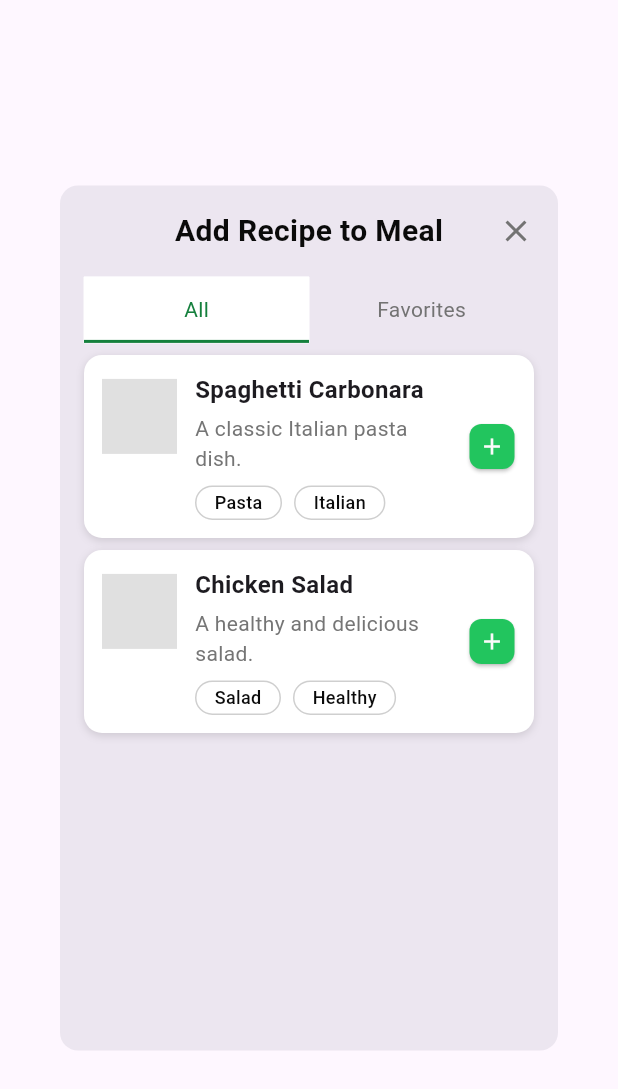
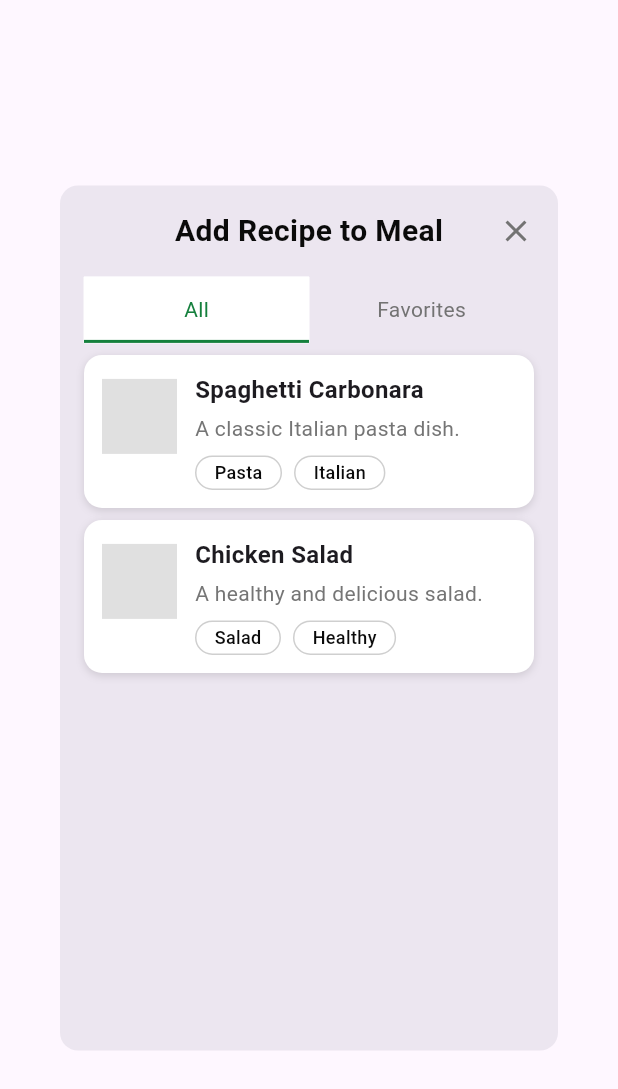
Before and after one commit to Nghia260104/pantrypal, a Flutter app: the AddRecipeToMealModal widget shown alone on an empty page, opened directly, on a phone screen of 412 x 824 dp. Shown: the top 1089 px of the screen. Run offline on Flutter 3.47's test engine with Material 3 defaults, Android fonts, the phone set to English and light mode, and no system bars; our stand-ins replace get, hive_ce, hive_ce_flutter, image_picker; accounts and stored records are empty; generated files the repository leaves out were written again.

Commit message:
Fix items in AddRecipeToMealModal

```diff
--- a/lib/screens/meal/add_recipe_to_meal_modal.dart
+++ b/lib/screens/meal/add_recipe_to_meal_modal.dart
@@ -216,7 +216,12 @@ class AddRecipeToMealModal extends StatelessWidget {
                       separatorBuilder: (_, __) => SizedBox(height: 8),
                       itemBuilder: (context, index) {
                         final recipe = controller.recipes[index];
-                        return Container(
+                        return GestureDetector(
+                          onTap: () {
+                            controller.addRecipeToMeal(recipe);
+                            // Get.back(); // Close modal after adding
+                          },
+                          child: Container(
                             padding: EdgeInsets.only(left: 12, right: 4, top: 12, bottom: 12),
                             decoration: BoxDecoration(
                               color: Colors.white,
@@ -229,10 +234,6 @@ class AddRecipeToMealModal extends StatelessWidget {
                                 ),
                               ],
                             ),
-                          child: Row(
-                            crossAxisAlignment: CrossAxisAlignment.center,
-                            children: [
-                              Expanded(
                             child: Row(
                               crossAxisAlignment: CrossAxisAlignment.start,
                               children: [
@@ -249,7 +250,7 @@ class AddRecipeToMealModal extends StatelessWidget {
                                     children: [
                                       Text(
                                         recipe.title,
-                                            maxLines: 2,
+                                        maxLines: 1,
                                         overflow: TextOverflow.ellipsis,
                                         style: TextStyle(fontSize: 16, fontWeight: FontWeight.bold),
                                       ),
@@ -290,23 +291,6 @@ class AddRecipeToMealModal extends StatelessWidget {
                                 ),
                               ],
                             ),
-                              ),
-                              ElevatedButton(
-                                onPressed: () => controller.addRecipeToMeal(recipe),
-                                style: ElevatedButton.styleFrom(
-                                  backgroundColor: colors.buttonColor, // Use buttonColor from ThemeColors
-                                  foregroundColor: colors.buttonContentColor, // Use buttonContentColor for text
-                                  shape: RoundedRectangleBorder(
-                                    borderRadius: BorderRadius.circular(8), // Rounded rectangle shape
-                                  ),
-                                  minimumSize: Size(30, 30), // Adjust horizontal size to make it smaller
-                                  padding: EdgeInsets.zero,
-                                ),
-                                child: Center(
-                                  child: Icon(Icons.add),
-                                ),
-                              ),
-                            ],
                           ),
                         );
                       },
```
Lines whose indentation alone changed are shown as unchanged.
